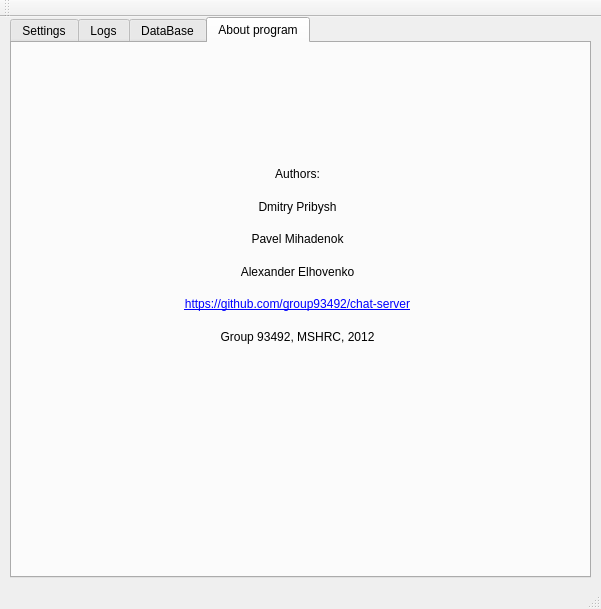
Before: the Qt Designer form chat-server/statswindow.ui in karennik98/final_network_chat, drawn with Qt 5.
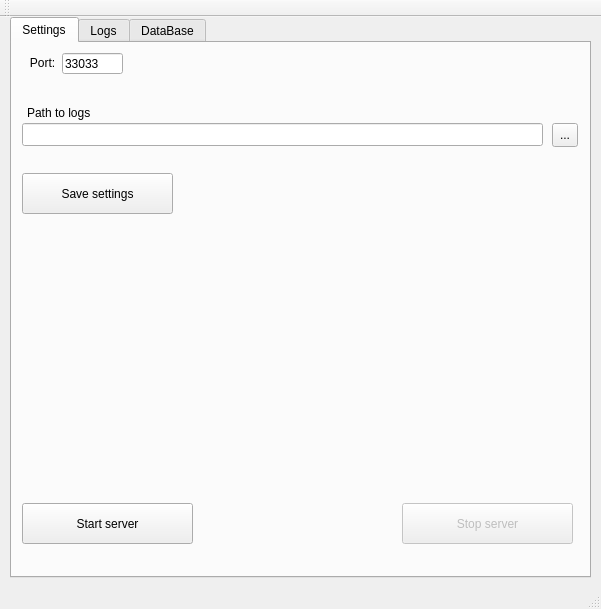
After: the same form once the commit is applied.

```diff
--- a/chat-server/statswindow.ui
+++ b/chat-server/statswindow.ui
@@ -27,7 +27,7 @@
      <enum>QTabWidget::North</enum>
     </property>
     <property name="currentIndex">
-     <number>3</number>
+     <number>0</number>
     </property>
     <widget class="QWidget" name="configTab">
      <attribute name="title">
@@ -459,112 +459,6 @@
       </property>
      </widget>
     </widget>
-    <widget class="QWidget" name="tab">
-     <attribute name="title">
-      <string>About program</string>
-     </attribute>
-     <widget class="QWidget" name="verticalLayoutWidget">
-      <property name="geometry">
-       <rect>
-        <x>0</x>
-        <y>0</y>
-        <width>571</width>
-        <height>531</height>
-       </rect>
-      </property>
-      <layout class="QVBoxLayout" name="verticalLayout" stretch="4,1,1,1,1,1,1,8">
-       <item>
-        <spacer name="verticalSpacer_2">
-         <property name="orientation">
-          <enum>Qt::Vertical</enum>
-         </property>
-         <property name="sizeHint" stdset="0">
-          <size>
-           <width>20</width>
-           <height>40</height>
-          </size>
-         </property>
-        </spacer>
-       </item>
-       <item>
-        <widget class="QLabel" name="label_2">
-         <property name="text">
-          <string>Authors:</string>
-         </property>
-         <property name="alignment">
-          <set>Qt::AlignCenter</set>
-         </property>
-        </widget>
-       </item>
-       <item>
-        <widget class="QLabel" name="label_3">
-         <property name="text">
-          <string>Dmitry Pribysh</string>
-         </property>
-         <property name="alignment">
-          <set>Qt::AlignCenter</set>
-         </property>
-        </widget>
-       </item>
-       <item>
-        <widget class="QLabel" name="label_5">
-         <property name="text">
-          <string>Pavel Mihadenok</string>
-         </property>
-         <property name="alignment">
-          <set>Qt::AlignCenter</set>
-         </property>
-        </widget>
-       </item>
-       <item>
-        <widget class="QLabel" name="label_6">
-         <property name="text">
-          <string>Alexander Elhovenko</string>
-         </property>
-         <property name="alignment">
-          <set>Qt::AlignCenter</set>
-         </property>
-        </widget>
-       </item>
-       <item>
-        <widget class="QLabel" name="label_7">
-         <property name="text">
-          <string>&lt;a href=&quot;https://github.com/group93492/chat-server&quot;&gt;https://github.com/group93492/chat-server&lt;/a&gt;</string>
-         </property>
-         <property name="alignment">
-          <set>Qt::AlignCenter</set>
-         </property>
-         <property name="openExternalLinks">
-          <bool>true</bool>
-         </property>
-        </widget>
-       </item>
-       <item>
-        <widget class="QLabel" name="label_8">
-         <property name="text">
-          <string>Group 93492, MSHRC, 2012</string>
-         </property>
-         <property name="alignment">
-          <set>Qt::AlignCenter</set>
-         </property>
-        </widget>
-       </item>
-       <item>
-        <spacer name="verticalSpacer">
-         <property name="orientation">
-          <enum>Qt::Vertical</enum>
-         </property>
-         <property name="sizeHint" stdset="0">
-          <size>
-           <width>20</width>
-           <height>40</height>
-          </size>
-         </property>
-        </spacer>
-       </item>
-      </layout>
-     </widget>
-    </widget>
    </widget>
   </widget>
   <widget class="QMenuBar" name="menuBar">
```
